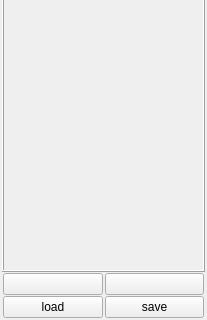
The window that cat/gui/sidebar/AtAnnotationWidget.ui (manerotoni/afw) describes before a commit, drawn with Qt 5; both pictures show x 0 to 207 and y 334 to 654 of the 207 by 654 pixel window.
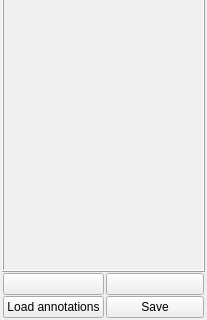
The same window after the commit. Icons and pictures are not drawn.

```diff
--- a/cat/gui/sidebar/AtAnnotationWidget.ui
+++ b/cat/gui/sidebar/AtAnnotationWidget.ui
@@ -127,7 +127,7 @@
          <string>&lt;html&gt;&lt;head/&gt;&lt;body&gt;&lt;p&gt;Save&lt;/p&gt;&lt;p&gt;Saves the classifier, its parameters and the training data.&lt;/p&gt;&lt;/body&gt;&lt;/html&gt;</string>
         </property>
         <property name="text">
-         <string>save</string>
+         <string>Save</string>
         </property>
         <property name="icon">
          <iconset resource="../../../qrc/cat_rc.qrc">
@@ -147,7 +147,7 @@
          <string>&lt;html&gt;&lt;head/&gt;&lt;body&gt;&lt;p&gt;Load&lt;/p&gt;&lt;p&gt;Load a classifier from file.&lt;/p&gt;&lt;/body&gt;&lt;/html&gt;</string>
         </property>
         <property name="text">
-         <string>load</string>
+         <string>Load annotations</string>
         </property>
         <property name="icon">
          <iconset resource="../../../qrc/cat_rc.qrc">
```
Left out of the diff: 2 changed lines with no effect on the pictures.
